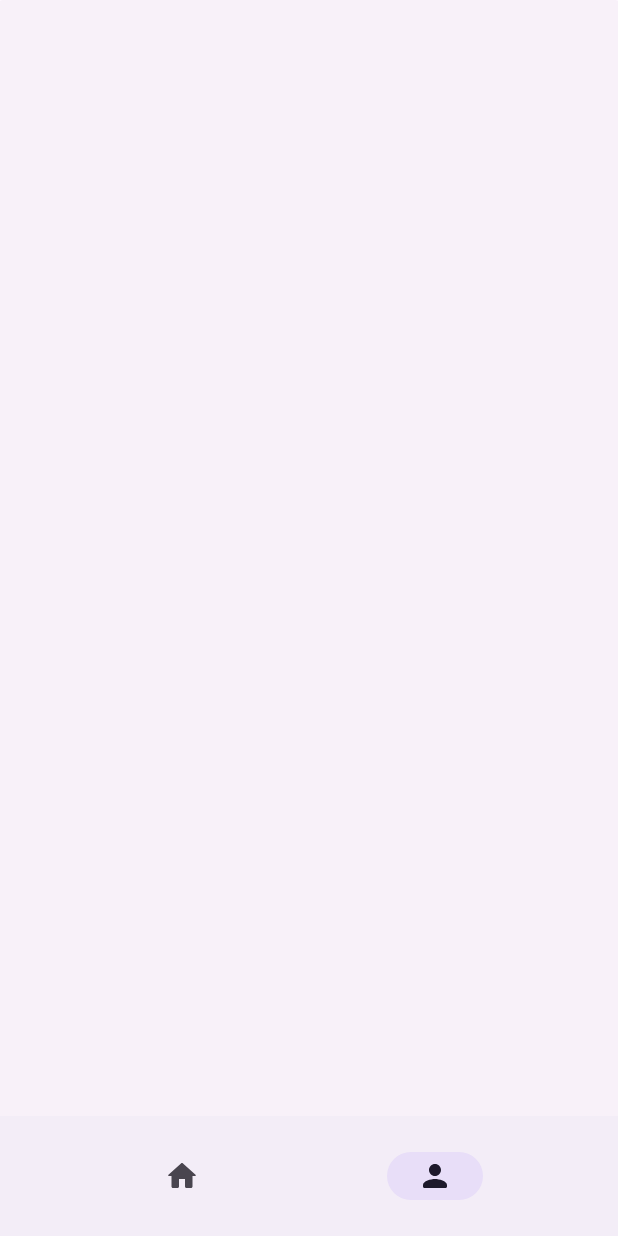
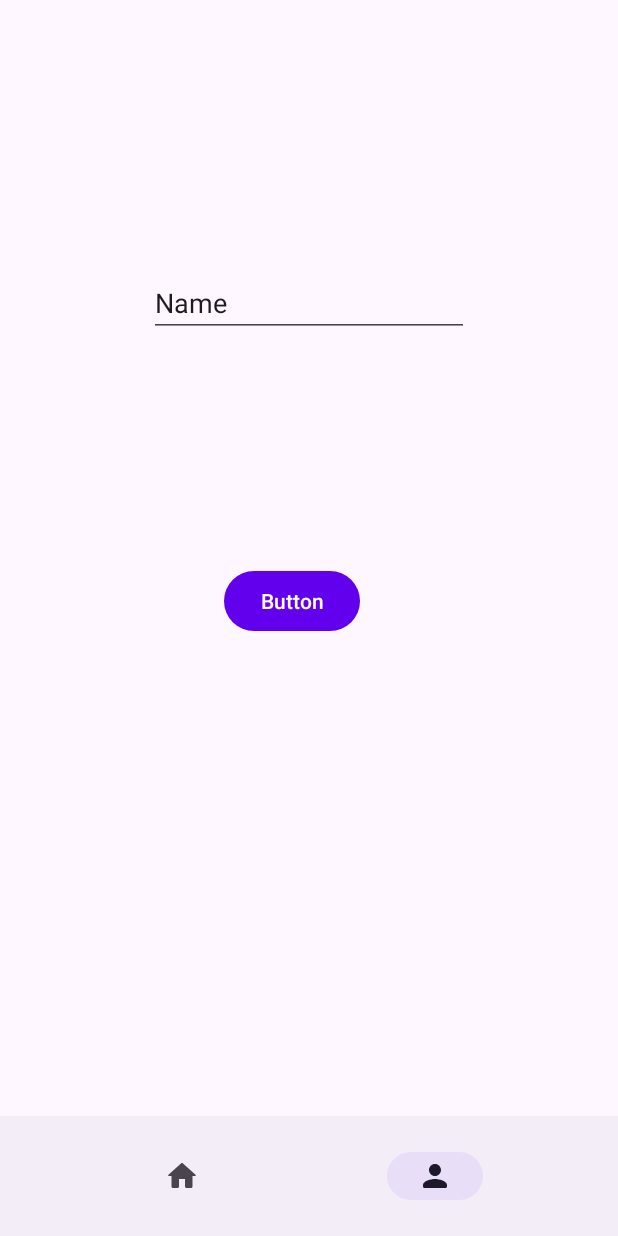
Before and after one commit to Fciccare/Multi-Chat-LSO, an Android app: the BottomNavigationActivity screen opened directly, with no data from a screen before it, item 2 of the bottom bar chosen, on a phone screen of 412 x 824 dp. Run offline under Robolectric (Android 15) with nearby library versions, the phone set to English and light mode, and no system bars; libraries missing offline, so code that uses them is left out: es.dmoral.toasty; 4 statements that could not run were skipped.

Commit message:
Add ProfileFragment with beta debug Socket UI

```diff
--- a/Client-Android/app/src/main/java/com/example/multichatlso/View/BottomNavigationActivity.java
+++ b/Client-Android/app/src/main/java/com/example/multichatlso/View/BottomNavigationActivity.java
@@ -28,18 +28,19 @@ public class BottomNavigationActivity extends AppCompatActivity {
 
         bottomNavigationView = findViewById(R.id.bottom_navigation_view);
 
-        //fragmentManager.beginTransaction().add(R.id.frameLayout, ProfileFragment.getInstance(), "2").hide(ProfileFragment.getInstance()).commit();
+        fragmentManager.beginTransaction().add(R.id.frameLayout, ProfileFragment.getInstance(), "2").hide(ProfileFragment.getInstance()).commit();
         fragmentManager.beginTransaction().add(R.id.frameLayout, HomepageFragment.getInstance(), "1").commit();
 
         bottomNavigationView.setOnItemSelectedListener(item -> {
             switch (item.getItemId()){
                 case R.id.home_menu:
                     Log.d(TAG, "Click home");
-                    //fragmentManager.beginTransaction().hide(HomepageFragment.getInstance()).show(HomepageFragment.getInstance()).commit();
+                    fragmentManager.beginTransaction().hide(ProfileFragment.getInstance()).show(HomepageFragment.getInstance()).commit();
                 break;
 
                 case R.id.home_profile:
                     Log.d(TAG, "Click profile");
+                    fragmentManager.beginTransaction().hide(HomepageFragment.getInstance()).show(ProfileFragment.getInstance()).commit();
                 break;
 
             }
--- a/Client-Android/app/src/main/java/com/example/multichatlso/View/HomepageFragment.java
+++ b/Client-Android/app/src/main/java/com/example/multichatlso/View/HomepageFragment.java
@@ -56,12 +56,6 @@ public class HomepageFragment extends Fragment {
     }
 
 
-    public static HomepageFragment newInstance(String param1, String param2) {
-        HomepageFragment fragment = new HomepageFragment();
-
-        return fragment;
-    }
-
     @Override
     public void onCreate(Bundle savedInstanceState) {
         super.onCreate(savedInstanceState);
@@ -79,10 +73,10 @@ public class HomepageFragment extends Fragment {
     public void onViewCreated(@NonNull View view, @Nullable Bundle savedInstanceState) {
         super.onViewCreated(view, savedInstanceState);
 
-        Button buttonSKT = view.findViewById(R.id.buttonSocket);
-        Button buttonLST = view.findViewById(R.id.buttonList);
+        //Button buttonSKT = view.findViewById(R.id.buttonSocket);
+        //Button buttonLST = view.findViewById(R.id.buttonList);
         swipeContainer = view.findViewById(R.id.swipeContainer);
-        EditText txtSocket = view.findViewById(R.id.editTextSocket);
+        //EditText txtSocket = view.findViewById(R.id.editTextSocket);
 
 
         recyclerView = view.findViewById(R.id.recyclerView);
--- /dev/null
+++ b/Client-Android/app/src/main/java/com/example/multichatlso/View/ProfileFragment.java
@@ -0,0 +1,68 @@
+package com.example.multichatlso.View;
+
+import android.os.Bundle;
+
+import androidx.annotation.NonNull;
+import androidx.annotation.Nullable;
+import androidx.fragment.app.Fragment;
+
+import android.util.Log;
+import android.view.LayoutInflater;
+import android.view.View;
+import android.view.ViewGroup;
+import android.widget.Button;
+import android.widget.EditText;
+
+import com.example.multichatlso.Model.Server;
+import com.example.multichatlso.R;
+
+import es.dmoral.toasty.Toasty;
+
+
+public class ProfileFragment extends Fragment {
+
+    private static ProfileFragment profileFragment = null;
+    private static final String TAG = "ProfileFragment";
+
+    private EditText txtSocket;
+    private Button button;
+
+    private ProfileFragment() {/*Required empty public constructor*/}
+
+    public static ProfileFragment getInstance(){
+        if(profileFragment == null)
+            profileFragment = new ProfileFragment();
+        return profileFragment;
+    }
+
+    @Override
+    public void onCreate(Bundle savedInstanceState) {
+        super.onCreate(savedInstanceState);
+    }
+
+    @Override
+    public View onCreateView(LayoutInflater inflater, ViewGroup container,
+                             Bundle savedInstanceState) {
+        // Inflate the layout for this fragment
+        return inflater.inflate(R.layout.fragment_profile, container, false);
+    }
+
+    @Override
+    public void onViewCreated(@NonNull View view, @Nullable Bundle savedInstanceState) {
+        super.onViewCreated(view, savedInstanceState);
+
+        txtSocket = view.findViewById(R.id.editTextSocket);
+        button = view.findViewById(R.id.buttonSocket);
+
+        button.setOnClickListener(view1 -> {
+            Server.getInstance().write(txtSocket.getText().toString());
+            Log.d(TAG, "Scrivo allo socket: " + txtSocket.getText().toString());
+
+            String result = "";
+            result = Server.getInstance().read();
+
+            Toasty.info(requireContext(), result).show();
+            txtSocket.setText("");
+        });
+    }
+}
--- /dev/null
+++ b/Client-Android/app/src/main/res/layout/fragment_profile.xml
@@ -0,0 +1,42 @@
+<?xml version="1.0" encoding="utf-8"?>
+<FrameLayout xmlns:android="http://schemas.android.com/apk/res/android"
+    xmlns:app="http://schemas.android.com/apk/res-auto"
+    xmlns:tools="http://schemas.android.com/tools"
+    android:layout_width="match_parent"
+    android:layout_height="match_parent"
+    tools:context=".View.ProfileFragment">
+
+    <androidx.constraintlayout.widget.ConstraintLayout
+        android:layout_width="match_parent"
+        android:layout_height="match_parent">
+
+        <EditText
+            android:id="@+id/editTextSocket"
+            android:layout_width="wrap_content"
+            android:layout_height="wrap_content"
+            android:layout_marginTop="251dp"
+            android:layout_marginBottom="76dp"
+            android:ems="10"
+            android:inputType="textPersonName"
+            android:text="Name"
+            app:layout_constraintBottom_toTopOf="@+id/buttonSocket"
+            app:layout_constraintEnd_toEndOf="parent"
+            app:layout_constraintStart_toStartOf="parent"
+            app:layout_constraintTop_toTopOf="parent" />
+
+        <Button
+            android:id="@+id/buttonSocket"
+            android:layout_width="wrap_content"
+            android:layout_height="wrap_content"
+            android:layout_marginStart="148dp"
+            android:layout_marginTop="76dp"
+            android:layout_marginEnd="172dp"
+            android:layout_marginBottom="471dp"
+            android:text="Button"
+            app:layout_constraintBottom_toBottomOf="parent"
+            app:layout_constraintEnd_toEndOf="parent"
+            app:layout_constraintHorizontal_bias="1.0"
+            app:layout_constraintStart_toStartOf="parent"
+            app:layout_constraintTop_toBottomOf="@+id/editTextSocket" />
+    </androidx.constraintlayout.widget.ConstraintLayout>
+</FrameLayout>
```
Also changed, not shown: Client-Android/app/src/main/res/layout/activity_homepage.xml (deleted, +0 -55 lines).
